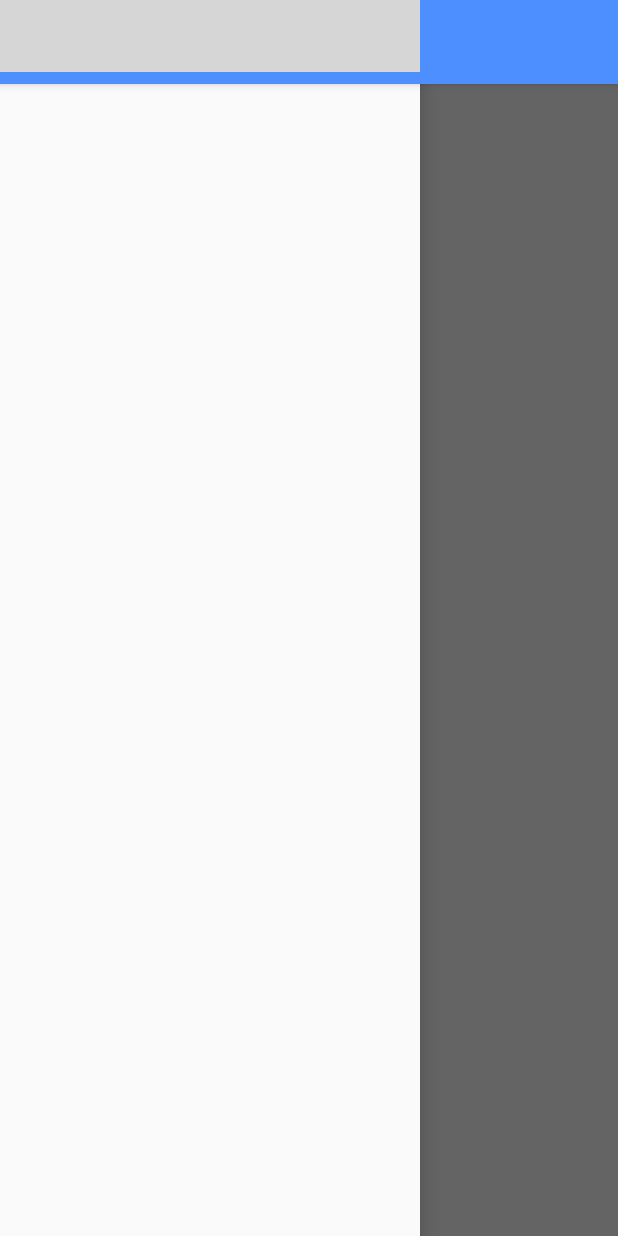
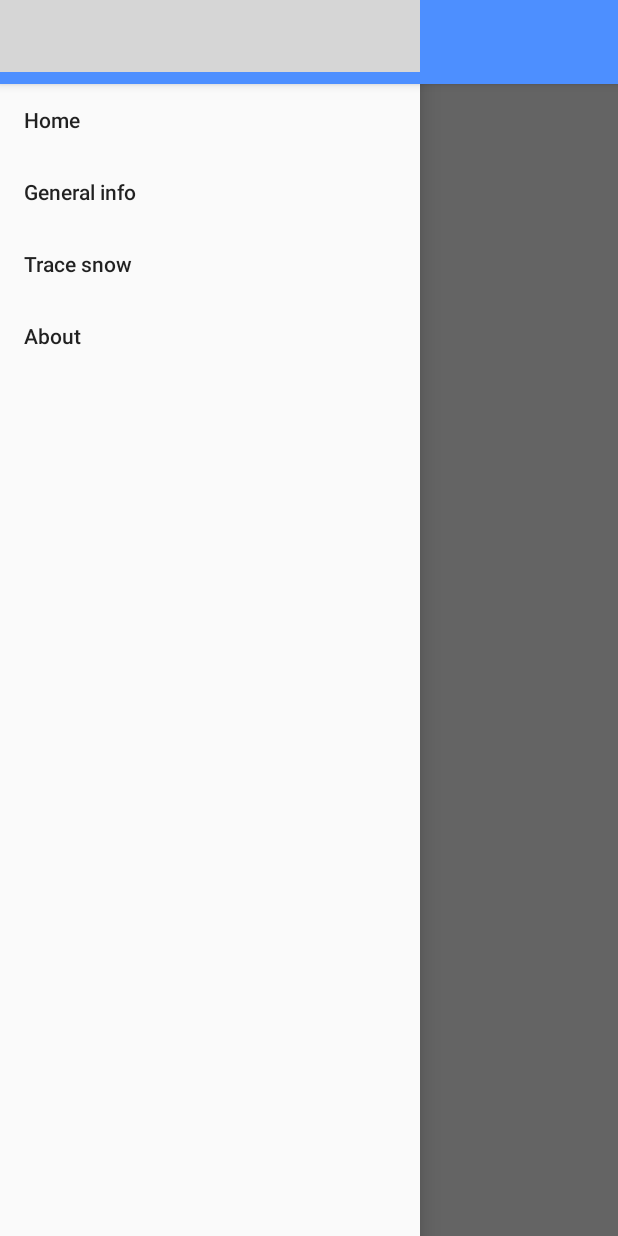
Before and after one commit to Go-Sno-Productions/GoSnoApp, an Android app: the screen it shows after launch (MainActivity), with the side drawer open, on a phone screen of 412 x 824 dp. Run offline under Robolectric (Android 15) with nearby library versions, the phone set to English and light mode, and no system bars; grey boxes are pictures that could not be loaded.

Commit message:
Add menu drawer items

```diff
--- a/app/src/main/res/layout/activity_main.xml
+++ b/app/src/main/res/layout/activity_main.xml
@@ -17,6 +17,7 @@
         android:layout_height="match_parent"
         android:layout_gravity="start"
         android:fitsSystemWindows="true"
-        app:headerLayout="@layout/layout_navigation_header" />
+        app:headerLayout="@layout/layout_navigation_header"
+        app:menu="@menu/menu_drawer" />
 
 </android.support.v4.widget.DrawerLayout>
--- /dev/null
+++ b/app/src/main/res/menu/menu_drawer.xml
@@ -0,0 +1,17 @@
+<?xml version="1.0" encoding="utf-8"?>
+<menu xmlns:android="http://schemas.android.com/apk/res/android">
+    <group android:checkableBehavior="single">
+        <item
+            android:id="@+id/home"
+            android:title="@string/home" />
+        <item
+            android:id="@+id/generalInfo"
+            android:title="@string/general_info" />
+        <item
+            android:id="@+id/traceSnow"
+            android:title="@string/trace_snow" />
+        <item
+            android:id="@+id/about"
+            android:title="@string/about" />
+    </group>
+</menu>
--- a/app/src/main/res/values/strings.xml
+++ b/app/src/main/res/values/strings.xml
@@ -1,3 +1,7 @@
 <resources>
     <string name="app_name">Go Sno</string>
+    <string name="about">About</string>
+    <string name="trace_snow">Trace snow</string>
+    <string name="general_info">General info</string>
+    <string name="home">Home</string>
 </resources>
```
